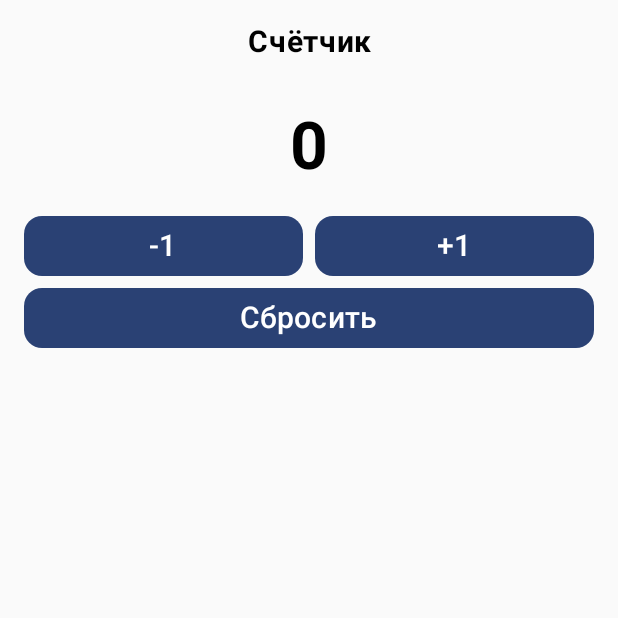
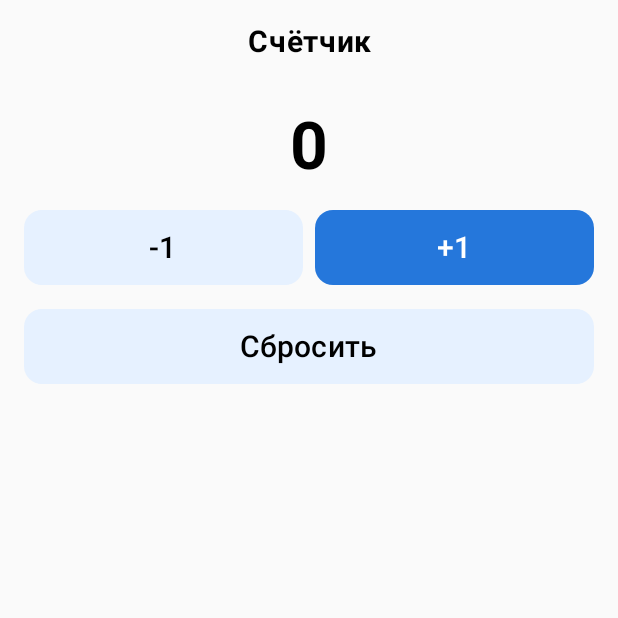
Before and after one commit to bayaana/task2_v01, an Android app built with Jetpack Compose: the screen it shows after launch (MainActivity), on a phone screen of 412 x 824 dp, the top half of it. Run offline under Robolectric (Android 15) with nearby library versions, the phone set to English and light mode, and no system bars.

Commit message:
add color and height

```diff
--- a/app/src/main/java/com/example/task2_v01/MainActivity.kt
+++ b/app/src/main/java/com/example/task2_v01/MainActivity.kt
@@ -4,21 +4,26 @@ import android.os.Bundle
 import androidx.activity.ComponentActivity
 import androidx.activity.compose.setContent
 import androidx.activity.enableEdgeToEdge
+import androidx.compose.foundation.background
 import androidx.compose.foundation.layout.Column
 import androidx.compose.foundation.layout.Row
 import androidx.compose.foundation.layout.fillMaxWidth
+import androidx.compose.foundation.layout.height
 import androidx.compose.foundation.layout.padding
 import androidx.compose.foundation.shape.RoundedCornerShape
 import androidx.compose.material3.Button
+import androidx.compose.material3.ButtonDefaults
 import androidx.compose.material3.Text
 import androidx.compose.runtime.Composable
 import androidx.compose.runtime.remember
 import androidx.compose.ui.tooling.preview.Preview
 import androidx.compose.runtime.mutableIntStateOf
 import androidx.compose.runtime.getValue
-import androidx.compose.runtime.mutableStateOf
 import androidx.compose.runtime.setValue
+import androidx.compose.ui.Alignment
 import androidx.compose.ui.Modifier
+import androidx.compose.ui.draw.clip
+import androidx.compose.ui.graphics.Color
 import androidx.compose.ui.text.font.FontWeight
 import androidx.compose.ui.text.style.TextAlign
 import androidx.compose.ui.unit.dp
@@ -59,7 +64,7 @@ fun CounterScreen() {
             textAlign = TextAlign.Center,
             fontSize = 44.sp)
         Row (
-            modifier = Modifier.fillMaxWidth()
+            modifier = Modifier.fillMaxWidth().padding(bottom = 16.dp)
         ) {
             Button(
                 onClick = {
@@ -67,12 +72,16 @@ fun CounterScreen() {
                         count--
                     }
                 },
-                modifier = Modifier.weight(1f).padding(end = 4.dp),
+                modifier = Modifier.weight(1f).padding(end = 4.dp).height(50.dp),
                 shape = RoundedCornerShape(12.dp),
+                colors = ButtonDefaults.buttonColors(
+                    containerColor = Color(0xFFE6F1FF)
+                )
             ) {
                 Text(
                     text="-1",
-                    fontSize = 20.sp)
+                    fontSize = 20.sp,
+                    color = Color.Black)
             }
             Button(
                 onClick = {
@@ -80,12 +89,16 @@ fun CounterScreen() {
                         count++
                     }
                 },
-                modifier = Modifier.weight(1f).padding(start = 4.dp),
-                shape = RoundedCornerShape(12.dp)
+                modifier = Modifier.weight(1f).padding(start = 4.dp).height(50.dp),
+                shape = RoundedCornerShape(12.dp),
+                colors = ButtonDefaults.buttonColors(
+                    containerColor = Color(0xff2577db)
+                )
             ) {
                 Text(
                     text="+1",
-                    fontSize = 20.sp)
+                    fontSize = 20.sp,
+                    color = Color.White)
             }
         }
 
@@ -93,21 +106,32 @@ fun CounterScreen() {
             onClick = {
                 count = 0
             },
-            modifier = Modifier.fillMaxWidth(),
-            shape = RoundedCornerShape(12.dp)
+            modifier = Modifier.fillMaxWidth().padding(bottom = 16.dp).height(50.dp),
+            shape = RoundedCornerShape(12.dp),
+            colors = ButtonDefaults.buttonColors(
+                containerColor = Color(0xFFE6F1FF)
+            )
         ) {
             Text(
                 text="Сбросить",
-                fontSize = 20.sp)
+                fontSize = 20.sp,
+                color = Color.Black)
         }
         if (count == 10) {
-            Text (
-                text="Максимум достигнут",
-                modifier = Modifier.fillMaxWidth(),
-                textAlign = TextAlign.Center,
-                fontSize = 20.sp
-            )
+            Row(
+                modifier = Modifier.fillMaxWidth().height(50.dp).clip(RoundedCornerShape(12.dp)).background(Color(0xFFABF7C7)),
+                verticalAlignment = Alignment.CenterVertically
+            ) {
+                Text(
+                    text = "Максимум достигнут",
+                    modifier = Modifier.fillMaxWidth(),
+                    textAlign = TextAlign.Center,
+                    fontSize = 20.sp,
+                    color = Color(0xFF27873F)
+                )
+            }
         }
+
     }
 }
 
```
